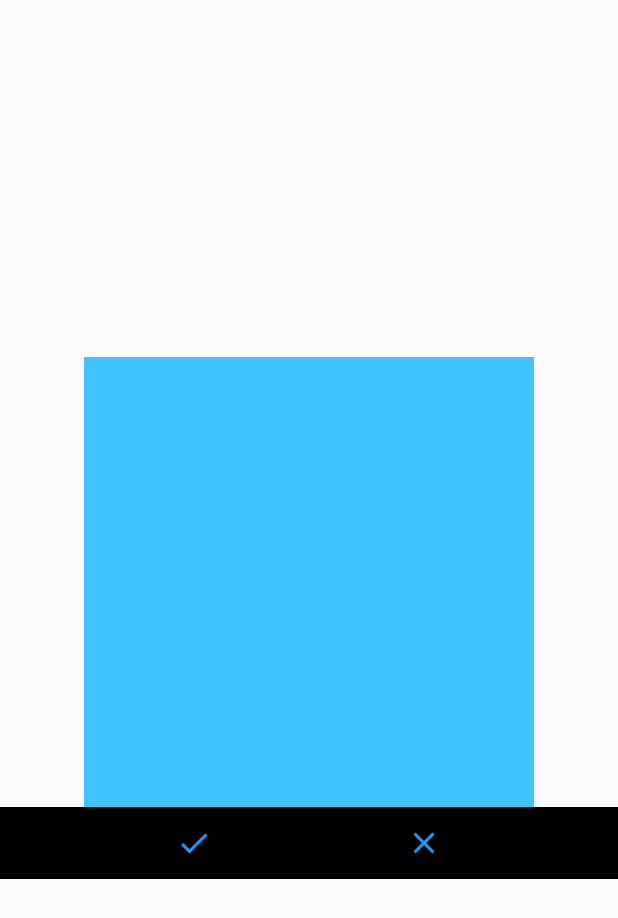
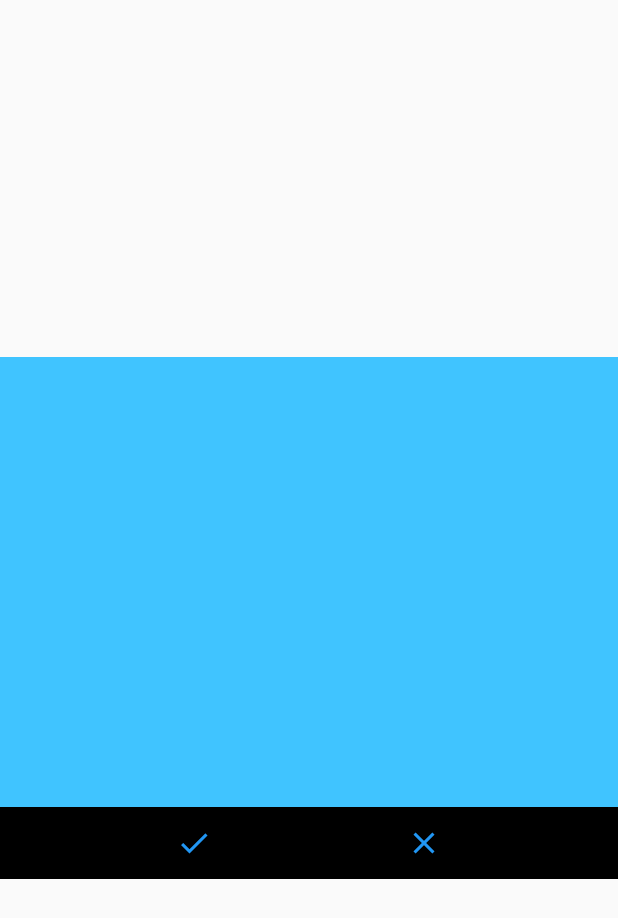
Before and after one commit to 4Q-s-r-o/signature, a Flutter app: the screen it shows after launch, on a phone screen of 412 x 824 dp. Shown: the top 918 px of the screen. Run offline on Flutter 3.47's test engine with Material 2 defaults, Android fonts, the phone set to English and light mode, and no system bars.

Commit message:
version 1.0.3 fixed bug where canvas was not writable in case of specific boundary setup

```diff
--- a/example/lib/main.dart
+++ b/example/lib/main.dart
@@ -12,7 +12,6 @@ class MyApp extends StatefulWidget {
 
 class _MyAppState extends State<MyApp> {
   var _signatureCanvas = Signature(
-    width: 300,
     height: 300,
     backgroundColor: Colors.lightBlueAccent,
   );
--- a/lib/signature.dart
+++ b/lib/signature.dart
@@ -121,8 +121,8 @@ class SignatureState extends State<Signature> {
     RenderBox box = _painterKey.currentContext.findRenderObject();
     Offset o = box.globalToLocal(event.position);
     //SAVE POINT ONLY IF IT IS IN THE SPECIFIED BOUNDARIES
-    if ((widget.width != null && o.dx > 0 && o.dx < widget.width) &&
-        (widget.height != null && o.dy > 0 && o.dy < widget.height)) {
+    if ((widget.width == null || o.dx > 0 && o.dx < widget.width) &&
+        (widget.height == null || o.dy > 0 && o.dy < widget.height)) {
       // IF USER LEFT THE BOUNDARY AND AND ALSO RETURNED BACK
       // IN ONE MOVE, RETYPE IT AS TAP, AS WE DO NOT WANT TO
       // LINK IT WITH PREVIOUS POINT
--- a/pubspec.yaml
+++ b/pubspec.yaml
@@ -1,6 +1,6 @@
 name: signature
 description: A Flutter plugin providing performance optimized signature canvas with ability to set custom style, boundaries and initial state.
-version: 1.0.2
+version: 1.0.3
 author: 4Q Core Team <core@4q.sk>
 homepage: https://github.com/4Q-s-r-o/signature
 
```
Also changed, not shown: 1 other file.
